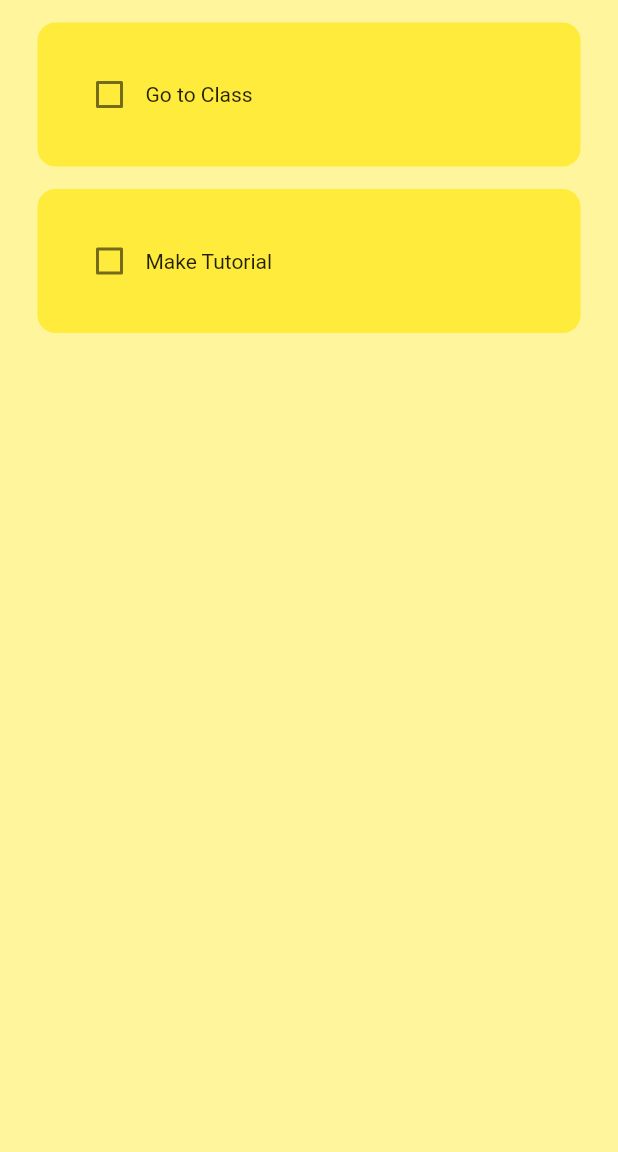
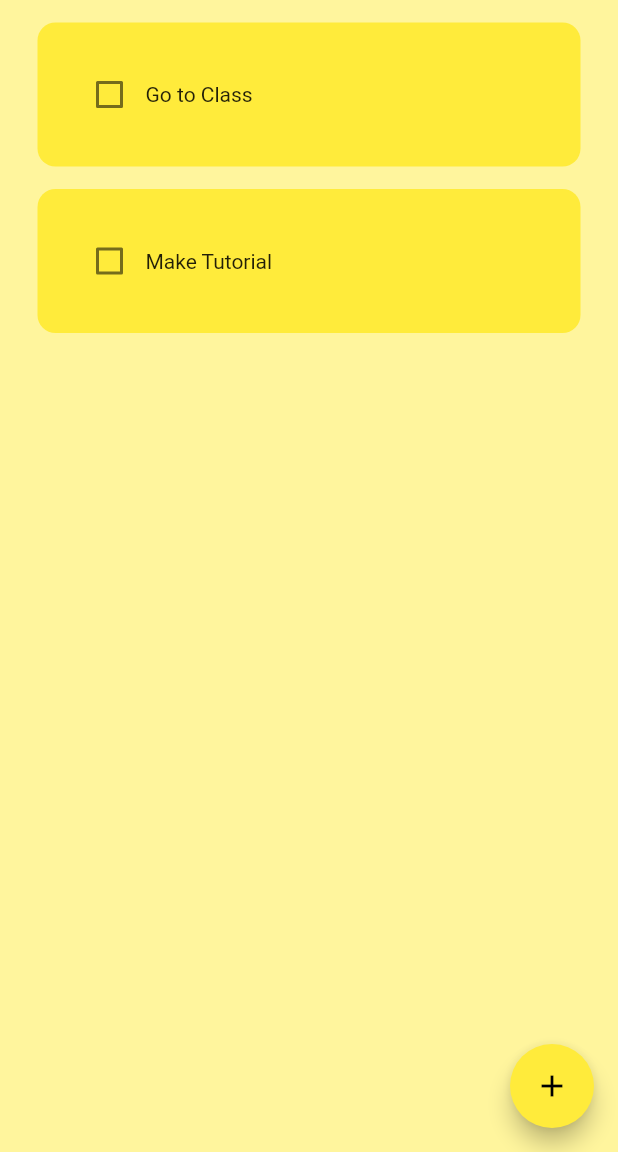
Before and after one commit to SaifIvnaAlam/todo, a Flutter app: the screen it shows after launch, on a phone screen of 412 x 824 dp, the part 84-1236 px from its top. Run offline on Flutter 3.47's test engine with Material 2 defaults, Android fonts, the phone set to English and light mode, and no system bars; drawn by our look-alikes of flutter_slidable.

Commit message:
added: add, delete functionality

```diff
--- a/lib/util/todo_tile.dart
+++ b/lib/util/todo_tile.dart
@@ -1,20 +1,19 @@
 import 'package:flutter/material.dart';
+import 'package:flutter_slidable/flutter_slidable.dart';
 
 class ToDoTile extends StatefulWidget {
-  ToDoTile(
-      {Key? key,
+  ToDoTile({
+    Key? key,
     required this.taskName,
     required this.taskCompleted,
-      required this.onchanged})
-      : super(key: key);
-
-
+    required this.onchanged,
+    required this.deleteFunction,
+  }) : super(key: key);
 
   final String taskName;
   final bool taskCompleted;
   Function(bool?)? onchanged;
-
-
+  Function(BuildContext)? deleteFunction;
   @override
   State<ToDoTile> createState() => _ToDoTileState();
 }
@@ -28,6 +27,14 @@ class _ToDoTileState extends State<ToDoTile> {
         left: 25,
         right: 25,
       ),
+      child: Slidable(
+        endActionPane: ActionPane(motion: StretchMotion(), children: [
+          SlidableAction(
+            onPressed: widget.deleteFunction,
+            icon: Icons.delete,
+            backgroundColor: Colors.red.shade300,
+          )
+        ]),
         child: Container(
           padding: const EdgeInsets.all(24),
           child: Row(
@@ -38,16 +45,15 @@ class _ToDoTileState extends State<ToDoTile> {
                   activeColor: Colors.black),
               Text(widget.taskName,
                   style: TextStyle(
-                  decoration: if (taskCompleted == true) {
-
-                  } else {
-                  }
-                ))
+                      decoration: widget.taskCompleted
+                          ? TextDecoration.lineThrough
+                          : TextDecoration.none))
             ],
           ),
           decoration: BoxDecoration(
               color: Colors.yellow, borderRadius: BorderRadius.circular(12)),
         ),
+      ),
     );
   }
 }
--- a/pubspec.yaml
+++ b/pubspec.yaml
@@ -34,6 +34,7 @@ dependencies:
   # The following adds the Cupertino Icons font to your application.
   # Use with the CupertinoIcons class for iOS style icons.
   cupertino_icons: ^1.0.2
+  flutter_slidable: ^1.3.2
 
 dev_dependencies:
   flutter_test:
```
Also changed, not shown: lib/pages/home_page.dart (+37 -0 lines), lib/util/buttons.dart (added, +21 -0 lines), lib/util/dialog_box.dart (added, +47 -0 lines), pubspec.lock. Lines whose indentation alone changed are shown as unchanged.
